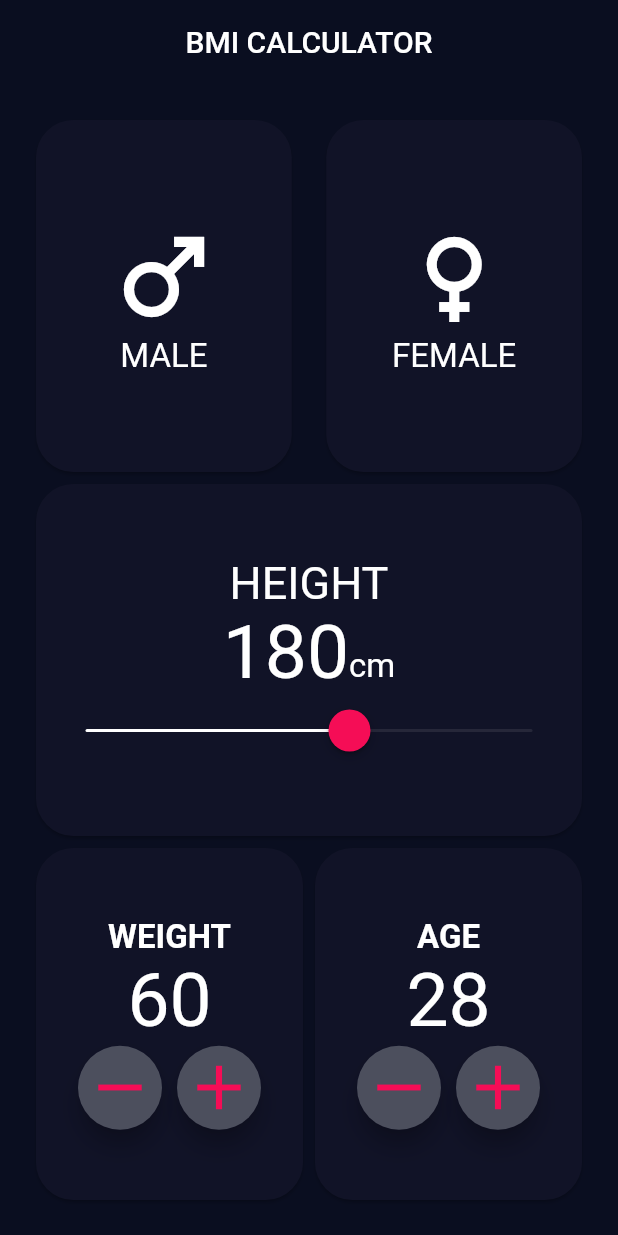
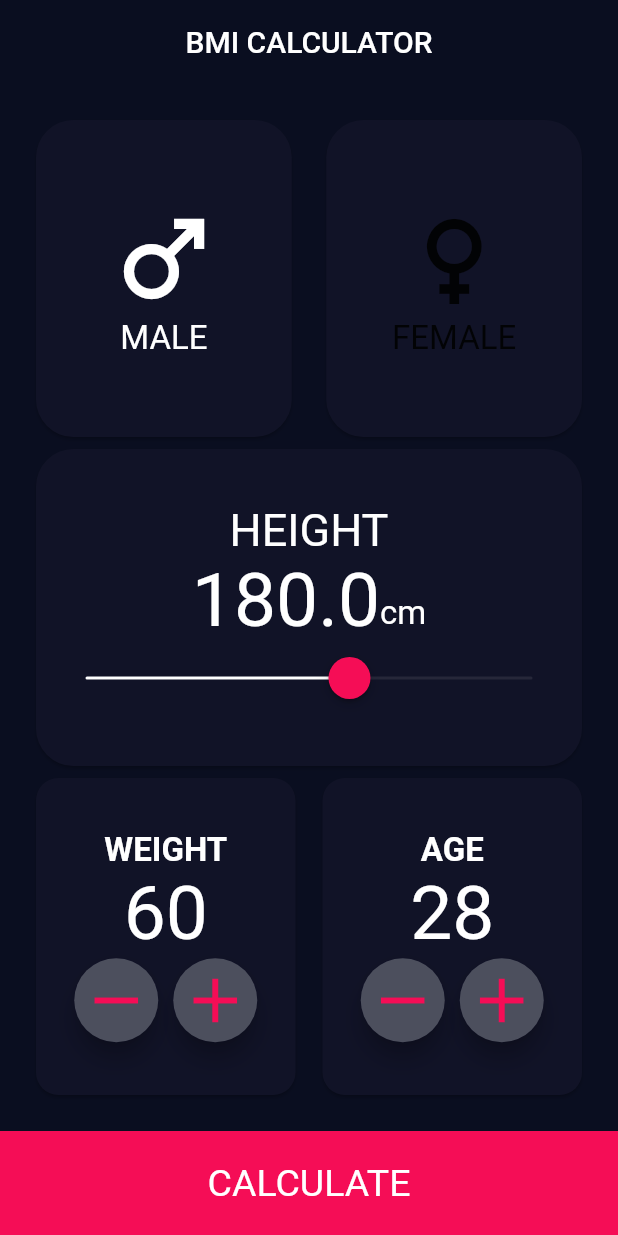
Before and after one commit to zulpukarov02/tirkeme9bmi2, a Flutter app: the screen it shows after launch, on a phone screen of 412 x 824 dp. Run offline on Flutter 3.47's test engine with Material 2 defaults, Android fonts, the phone set to English and light mode, and no system bars; missing offline and left inert: dart:ffi.

Commit message:
Bmi_logic

```diff
--- a/lib/companents/Status_card.dart
+++ b/lib/companents/Status_card.dart
@@ -6,15 +6,22 @@ class StatusCard extends StatelessWidget {
     Key? key,
     required this.icon,
     required this.text,
+    required this.isFemale,
+    required this.onTap,
   }) : super(key: key);
   final IconData icon;
   final String text;
+  final bool isFemale;
+  final void Function()? onTap;
 
   @override
   Widget build(BuildContext context) {
     return Expanded(
+      child: InkWell(
+        onTap: onTap,
         child: Card(
-        shape: RoundedRectangleBorder(borderRadius: BorderRadius.circular(25)),
+          shape:
+              RoundedRectangleBorder(borderRadius: BorderRadius.circular(25)),
           color: AppColors.cardColor,
           child: Column(
             mainAxisAlignment: MainAxisAlignment.center,
@@ -22,18 +29,19 @@ class StatusCard extends StatelessWidget {
               Icon(
                 icon,
                 size: 80,
-              color: AppColors.white,
+                color: isFemale ? AppColors.white : null,
               ),
               Text(
                 text,
-              style: const TextStyle(
+                style: TextStyle(
                   fontSize: 22,
-                color: AppColors.textcolor,
+                  color: isFemale ? AppColors.textcolor : null,
                 ),
               ),
             ],
           ),
         ),
+      ),
     );
   }
 }
--- /dev/null
+++ b/lib/companents/calculate.dart
@@ -0,0 +1,29 @@
+import 'package:flutter/material.dart';
+import 'package:tirkeme9bmi2/constants/app_colors.dart';
+
+import '../constants/app_text.dart';
+
+class Calculete extends StatelessWidget {
+  const Calculete({
+    super.key,
+    required this.onTap,
+  });
+  final void Function() onTap;
+
+  @override
+  Widget build(BuildContext context) {
+    return InkWell(
+      onTap: onTap,
+      child: Container(
+        color: AppColors.redColors,
+        width: double.infinity,
+        height: 70,
+        child: const Center(
+            child: Text(
+          AppText.calculate,
+          style: TextStyle(fontSize: 25, color: AppColors.white),
+        )),
+      ),
+    );
+  }
+}
--- a/lib/companents/weightage.dart
+++ b/lib/companents/weightage.dart
@@ -1,3 +1,5 @@
+import 'dart:ffi';
+
 import 'package:flutter/material.dart';
 import 'package:tirkeme9bmi2/constants/app_colors.dart';
 
@@ -5,16 +7,21 @@ class WeightAge extends StatelessWidget {
   const WeightAge({
     super.key,
     required this.text,
-    required this.text2,
+    required this.remove,
+    required this.add,
+    required this.value,
   });
   final String text;
-  final String text2;
+
+  final int value;
+  final void Function(int) remove;
+  final void Function(int) add;
 
   @override
   Widget build(BuildContext context) {
     return Expanded(
       child: Card(
-        shape: RoundedRectangleBorder(borderRadius: BorderRadius.circular(25)),
+        shape: RoundedRectangleBorder(borderRadius: BorderRadius.circular(15)),
         color: AppColors.cardColor,
         child: Column(
           mainAxisAlignment: MainAxisAlignment.center,
@@ -28,7 +35,7 @@ class WeightAge extends StatelessWidget {
               ),
             ),
             Text(
-              text2,
+              "$value",
               style: const TextStyle(
                 color: AppColors.textcolor,
                 fontSize: 50,
@@ -37,26 +44,14 @@ class WeightAge extends StatelessWidget {
             Row(
               mainAxisAlignment: MainAxisAlignment.center,
               children: [
-                FloatingActionButton(
-                  backgroundColor: AppColors.btnColors,
-                  foregroundColor: AppColors.redColors,
-                  onPressed: () {},
-                  child: const Icon(
-                    Icons.remove,
-                    size: 50,
-                  ),
+                FloatButton(
+                  onPressed: () => remove(value - 1),
+                  icon: Icons.remove,
                 ),
-                const SizedBox(
-                  width: 10,
-                ),
-                FloatingActionButton(
-                  backgroundColor: AppColors.btnColors,
-                  foregroundColor: AppColors.redColors,
-                  onPressed: () {},
-                  child: const Icon(
-                    Icons.add,
-                    size: 50,
-                  ),
+                const SizedBox(width: 10),
+                FloatButton(
+                  onPressed: () => add(value + 1),
+                  icon: Icons.add,
                 ),
               ],
             ),
@@ -66,3 +61,27 @@ class WeightAge extends StatelessWidget {
     );
   }
 }
+
+class FloatButton extends StatelessWidget {
+  const FloatButton({
+    Key? key,
+    required this.onPressed,
+    required this.icon,
+  }) : super(key: key);
+
+  final void Function()? onPressed;
+  final IconData? icon;
+
+  @override
+  Widget build(BuildContext context) {
+    return FloatingActionButton(
+      backgroundColor: AppColors.btnColors,
+      foregroundColor: AppColors.redColors,
+      onPressed: onPressed,
+      child: Icon(
+        icon,
+        size: 50,
+      ),
+    );
+  }
+}
--- a/lib/view/home_view.dart
+++ b/lib/view/home_view.dart
@@ -1,10 +1,14 @@
+import 'dart:math';
+
 import 'package:flutter/material.dart';
 import 'package:tirkeme9bmi2/companents/Status_card.dart';
+import 'package:tirkeme9bmi2/companents/calculate.dart';
 import 'package:tirkeme9bmi2/companents/slaider.dart';
 import 'package:tirkeme9bmi2/constants/app_colors.dart';
 import 'package:tirkeme9bmi2/constants/app_text.dart';
 
 import 'package:tirkeme9bmi2/companents/weightage.dart';
+import 'package:tirkeme9bmi2/view/aler_dialog.dart';
 
 class HomeView extends StatefulWidget {
   const HomeView({Key? key}) : super(key: key);
@@ -14,7 +18,10 @@ class HomeView extends StatefulWidget {
 }
 
 class _HomeViewState extends State<HomeView> {
-  double _currentSliderValue = 180;
+  bool isfemale = false;
+  double height = 180;
+  int weight = 60;
+  int age = 28;
   @override
   Widget build(BuildContext context) {
     return Scaffold(
@@ -31,17 +38,29 @@ class _HomeViewState extends State<HomeView> {
           children: [
             Expanded(
               child: Row(
-                children: const [
+                children: [
                   StatusCard(
+                    onTap: () {
+                      setState(() {
+                        isfemale = false;
+                      });
+                    },
                     icon: Icons.male,
                     text: AppText.male,
+                    isFemale: !isfemale,
                   ),
-                  SizedBox(
+                  const SizedBox(
                     width: 15,
                   ),
                   StatusCard(
+                    onTap: () {
+                      setState(() {
+                        isfemale = true;
+                      });
+                    },
                     icon: Icons.female,
                     text: AppText.female,
+                    isFemale: isfemale,
                   ),
                 ],
               ),
@@ -52,11 +71,11 @@ class _HomeViewState extends State<HomeView> {
                     borderRadius: BorderRadius.circular(25)),
                 color: AppColors.cardColor,
                 child: SlaiderWidget(
-                  height: _currentSliderValue.toStringAsFixed(0),
-                  value: _currentSliderValue,
+                  height: height.toStringAsFixed(1),
+                  value: height,
                   onChanged: (double value) {
                     setState(() {
-                      _currentSliderValue = value;
+                      height = value;
                     });
                   },
                 ),
@@ -64,21 +83,59 @@ class _HomeViewState extends State<HomeView> {
             ),
             Expanded(
               child: Row(
-                children: const [
+                children: [
                   WeightAge(
-                    text: AppText.weight,
-                    text2: '60',
+                      text: AppText.weight,
+                      value: weight,
+                      remove: (c) {
+                        setState(() {});
+                        weight = c;
+                      },
+                      add: (c) {
+                        weight = c;
+                        setState(() {});
+                      }),
+                  const SizedBox(
+                    width: 10,
                   ),
                   WeightAge(
-                    text: AppText.age,
-                    text2: '28',
-                  ),
+                      text: AppText.age,
+                      value: age,
+                      remove: (c) {
+                        setState(() {});
+                        age = c;
+                      },
+                      add: (c) {
+                        setState(() {});
+                        age = c;
+                      }),
                 ],
               ),
             ),
           ],
         ),
       ),
+      bottomNavigationBar: Calculete(
+        onTap: (() {
+          // final result = (weight/(height/100)*(height/100));
+          final res = weight / pow(height / 100, 2);
+          // print(res.toInt());
+
+          if (res <= 18) {
+            // print("aryyk jee");
+            showMyDialog(context: context, text: 'hudoi');
+          } else if (res >= 18 && res <= 24) {
+            // print("norma");
+            showMyDialog(context: context, text: 'norma');
+          } else if (res >= 25) {
+            // print("Semiz");
+            showMyDialog(context: context, text: 'lishnyi ves');
+          } else if (res >= 26) {
+            // print('$res eseptei albai kalday');
+            showMyDialog(context: context, text: 'tolstyi');
+          }
+        }),
+      ),
     );
   }
 }
```
Also changed, not shown: lib/view/aler_dialog.dart (added, +43 -0 lines). Lines whose indentation alone changed are shown as unchanged.
